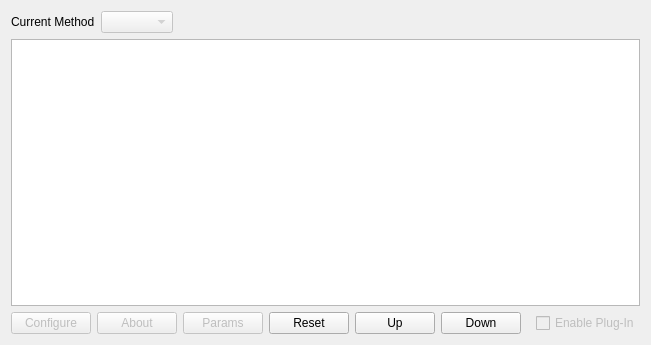
pfrancq/galilei, file qgalilei/qpluginslist.ui: the form before one commit.
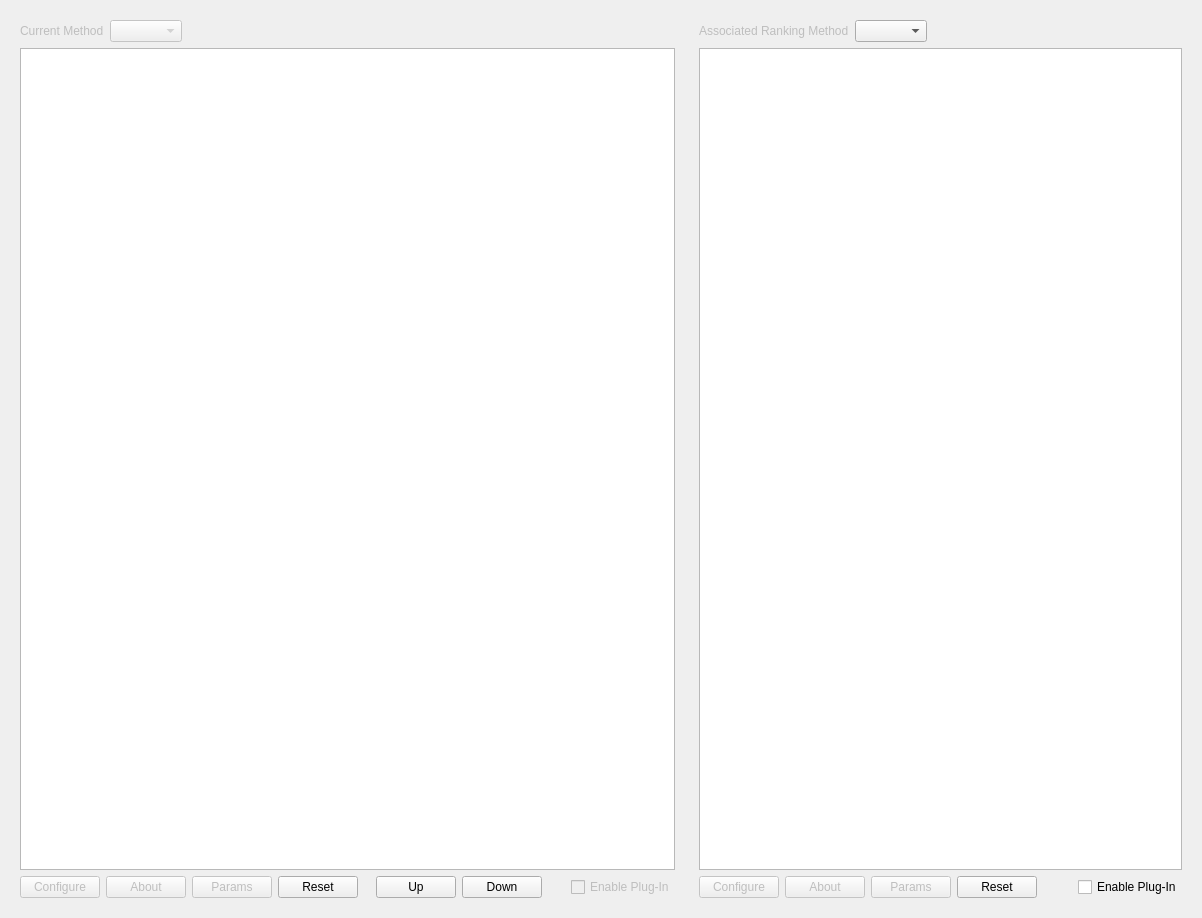
The form after the commit.

Commit message: - Modify the configuration window for plug-ins to support ranking methods that are linked to search engines.

Diff of the .ui file:
```diff
--- a/qgalilei/qpluginslist.ui
+++ b/qgalilei/qpluginslist.ui
@@ -6,8 +6,8 @@
    <rect>
     <x>0</x>
     <y>0</y>
-    <width>651</width>
-    <height>345</height>
+    <width>1202</width>
+    <height>918</height>
    </rect>
   </property>
   <property name="windowTitle">
@@ -16,11 +16,17 @@
   <property name="CurrentSelect" stdset="0">
    <bool>false</bool>
   </property>
+  <layout class="QHBoxLayout" name="horizontalLayout_3">
+   <item>
+    <widget class="QWidget" name="Main" native="true">
   <layout class="QVBoxLayout" name="verticalLayout">
    <item>
     <layout class="QHBoxLayout" name="horizontalLayout">
      <item>
-      <widget class="QLabel" name="textLabel1_2_3_2_2">
+         <widget class="QLabel" name="CurrentLabel">
+          <property name="enabled">
+           <bool>false</bool>
+          </property>
        <property name="toolTip">
         <string>Choose current method</string>
        </property>
@@ -166,6 +172,151 @@
    </item>
   </layout>
  </widget>
+   </item>
+   <item>
+    <widget class="QWidget" name="Second" native="true">
+     <layout class="QVBoxLayout" name="verticalLayout_2">
+      <item>
+       <layout class="QHBoxLayout" name="horizontalLayout_2">
+        <item>
+         <widget class="QLabel" name="CurrentLabel_2">
+          <property name="enabled">
+           <bool>false</bool>
+          </property>
+          <property name="toolTip">
+           <string>Choose current method</string>
+          </property>
+          <property name="text">
+           <string>Associated Ranking Method</string>
+          </property>
+          <property name="wordWrap">
+           <bool>false</bool>
+          </property>
+         </widget>
+        </item>
+        <item>
+         <widget class="QComboBox" name="Current_2">
+          <property name="enabled">
+           <bool>true</bool>
+          </property>
+          <property name="toolTip">
+           <string>Choose current method</string>
+          </property>
+         </widget>
+        </item>
+        <item>
+         <spacer name="spacer4_2_3_2_3">
+          <property name="orientation">
+           <enum>Qt::Horizontal</enum>
+          </property>
+          <property name="sizeType">
+           <enum>QSizePolicy::Expanding</enum>
+          </property>
+          <property name="sizeHint" stdset="0">
+           <size>
+            <width>20</width>
+            <height>20</height>
+           </size>
+          </property>
+         </spacer>
+        </item>
+       </layout>
+      </item>
+      <item>
+       <widget class="QListWidget" name="List_2">
+        <property name="resizeMode">
+         <enum>QListView::Fixed</enum>
+        </property>
+       </widget>
+      </item>
+      <item>
+       <layout class="QHBoxLayout" name="_38">
+        <item>
+         <widget class="QPushButton" name="Configure_2">
+          <property name="enabled">
+           <bool>false</bool>
+          </property>
+          <property name="text">
+           <string>Configure</string>
+          </property>
+         </widget>
+        </item>
+        <item>
+         <widget class="QPushButton" name="About_2">
+          <property name="enabled">
+           <bool>false</bool>
+          </property>
+          <property name="text">
+           <string>About</string>
+          </property>
+         </widget>
+        </item>
+        <item>
+         <widget class="QPushButton" name="Params_2">
+          <property name="enabled">
+           <bool>false</bool>
+          </property>
+          <property name="text">
+           <string>Params</string>
+          </property>
+         </widget>
+        </item>
+        <item>
+         <widget class="QPushButton" name="Reset_2">
+          <property name="text">
+           <string>Reset</string>
+          </property>
+         </widget>
+        </item>
+        <item>
+         <spacer name="spacer3_2_3_4">
+          <property name="orientation">
+           <enum>Qt::Horizontal</enum>
+          </property>
+          <property name="sizeType">
+           <enum>QSizePolicy::Expanding</enum>
+          </property>
+          <property name="sizeHint" stdset="0">
+           <size>
+            <width>29</width>
+            <height>20</height>
+           </size>
+          </property>
+         </spacer>
+        </item>
+        <item>
+         <spacer name="spacer3_2_3_3_3">
+          <property name="orientation">
+           <enum>Qt::Horizontal</enum>
+          </property>
+          <property name="sizeType">
+           <enum>QSizePolicy::Expanding</enum>
+          </property>
+          <property name="sizeHint" stdset="0">
+           <size>
+            <width>40</width>
+            <height>20</height>
+           </size>
+          </property>
+         </spacer>
+        </item>
+        <item>
+         <widget class="QCheckBox" name="Enable_2">
+          <property name="enabled">
+           <bool>true</bool>
+          </property>
+          <property name="text">
+           <string>Enable Plug-In</string>
+          </property>
+         </widget>
+        </item>
+       </layout>
+      </item>
+     </layout>
+    </widget>
+   </item>
+  </layout>
+ </widget>
  <resources/>
  <connections>
   <connection>
```
Left out of the diff: 122 changed lines with no effect on the pictures. Lines whose indentation alone changed are shown as unchanged. The commit also changes 3 other files.
